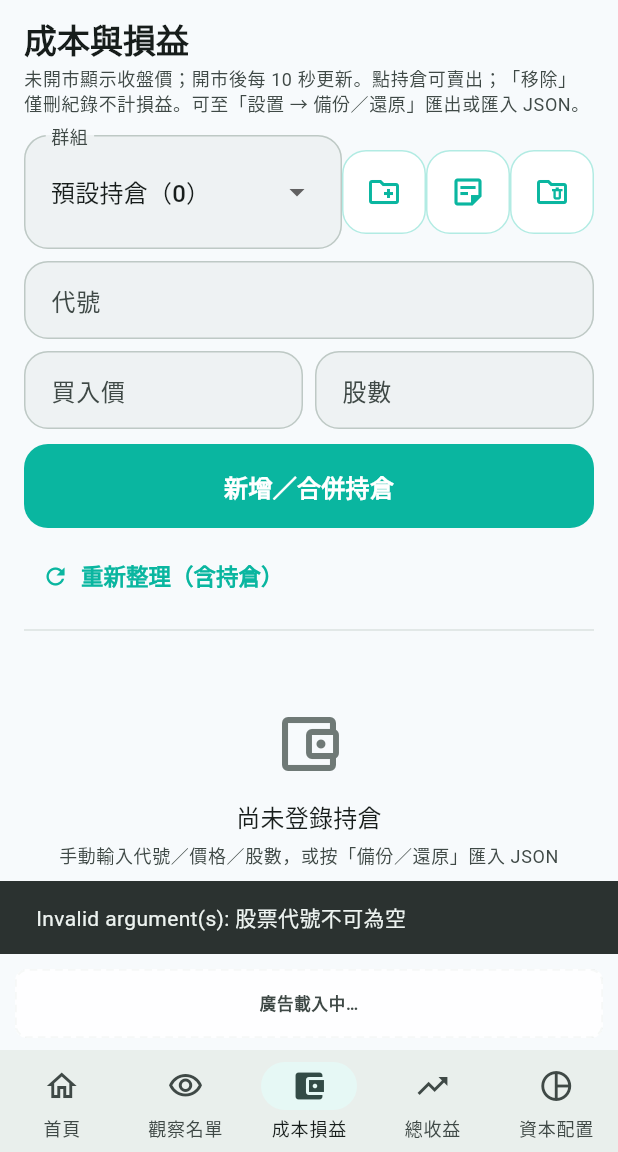
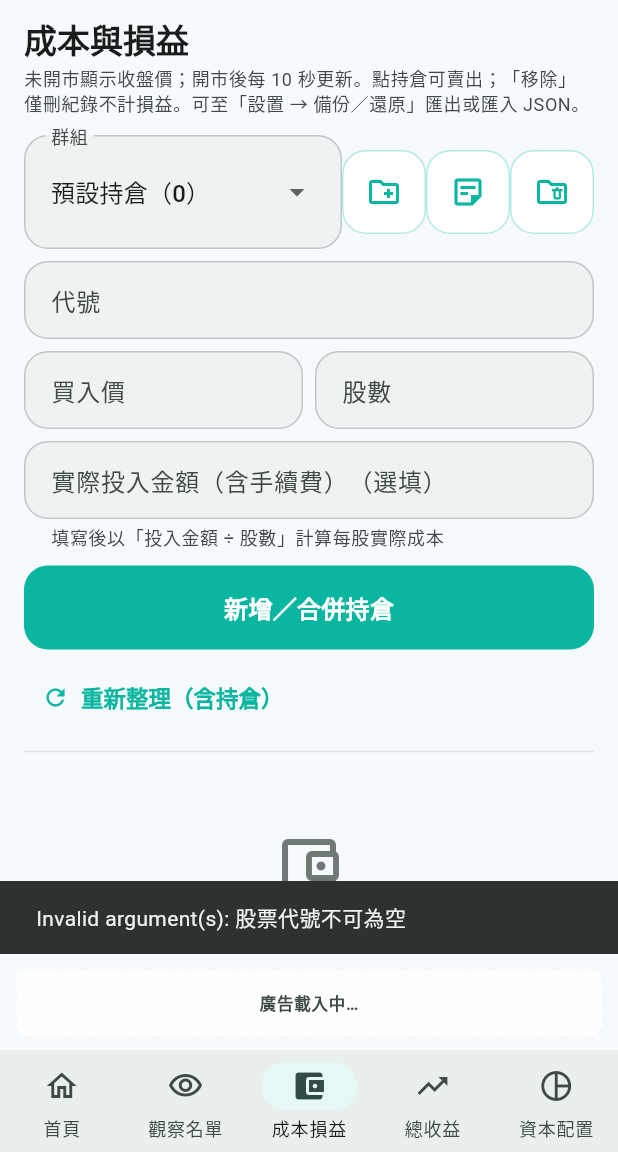
Before and after one commit to chen780614-bot/stock-helper-flutter, a Flutter app: the screen it shows after launch, item 3 of the bottom bar chosen, after a tap on "新增／合併持倉", on a phone screen of 412 x 824 dp, the part 84-1236 px from its top. Run offline on Flutter 3.47's test engine with Material 3 defaults, Android fonts, the phone set to English and light mode, and no system bars; our stand-ins replace file_picker, google_mobile_ads, in_app_purchase, package_info_plus, share_plus, shared_preferences and 1 more; missing offline and left inert: charset_converter; accounts and stored records are empty; network calls fail; statements that could not run were skipped.

Commit message:
Add optional actual invested amount (含手續費) to holdings; show 實際投入 / 每股實際成本 (1.4.5).

```diff
--- a/lib/models/models.dart
+++ b/lib/models/models.dart
@@ -18,7 +18,12 @@ class Holding {
   final double shares;
   final String note;
 
+  /// Actual invested amount (= per-share actual cost × shares).
   double get cost => buyPrice * shares;
+
+  /// Per-share actual cost (alias of [buyPrice], which already stores the
+  /// weighted average including fees when the user entered an invested amount).
+  double get costPerShare => buyPrice;
 
   Map<String, dynamic> toJson() => {
         'id': id,
@@ -212,6 +217,44 @@ Map<int, Map<int, List<IncomeRecord>>> groupIncomesByYearMonth(
 
 double sumIncome(Iterable<IncomeRecord> records) =>
     records.fold(0.0, (a, r) => a + r.amount);
+
+/// Per-share actual cost from an actual invested amount (incl. fees).
+double costPerShareFromInvested(double invested, double shares) {
+  if (shares <= 0) throw ArgumentError('股數必須大於 0');
+  if (invested <= 0) throw ArgumentError('實際投入金額必須大於 0');
+  return invested / shares;
+}
+
+/// Build a purchase lot. If [invested] is given it wins over [buyPrice]:
+/// buyPrice (per-share actual cost) = invested / shares.
+Holding buildPurchaseLot({
+  required String id,
+  required String ticker,
+  required String name,
+  required double shares,
+  double? buyPrice,
+  double? invested,
+  String note = '',
+}) {
+  if (shares <= 0) throw ArgumentError('請輸入有效股數');
+  final double price;
+  if (invested != null) {
+    price = costPerShareFromInvested(invested, shares);
+  } else {
+    if (buyPrice == null || buyPrice <= 0) {
+      throw ArgumentError('請輸入有效買入價');
+    }
+    price = buyPrice;
+  }
+  return Holding(
+    id: id,
+    ticker: ticker,
+    name: name,
+    buyPrice: price,
+    shares: shares,
+    note: note,
+  );
+}
 
 /// Apply a sell to holdings using average-cost; returns updated list + record.
 ({List<Holding> holdings, SellRecord record}) applySell({
--- a/lib/screens/holdings_screen.dart
+++ b/lib/screens/holdings_screen.dart
@@ -48,7 +48,10 @@ class _HoldingsScreenState extends State<HoldingsScreen> {
   int _previewSeq = 0;
   final _priceCtrl = TextEditingController();
   final _sharesCtrl = TextEditingController();
+  final _investedCtrl = TextEditingController();
   final _money = NumberFormat('#,##0.##');
+  /// Per-share actual cost: up to 4 decimals, trailing zeros trimmed.
+  final _unit = NumberFormat('#,##0.####');
   final _pct = NumberFormat('+0.00%;-0.00%');
   Timer? _timer;
 
@@ -203,16 +206,26 @@ class _HoldingsScreenState extends State<HoldingsScreen> {
       final ticker = widget.names.normalizeTickerForMarket(raw);
       final buy = double.tryParse(_priceCtrl.text.trim());
       final shares = double.tryParse(_sharesCtrl.text.trim());
-      if (buy == null || buy <= 0) throw ArgumentError('請輸入有效買入價');
+      final investedText = _investedCtrl.text.trim();
+      final invested =
+          investedText.isEmpty ? null : double.tryParse(investedText);
       if (shares == null || shares <= 0) throw ArgumentError('請輸入有效股數');
+      if (investedText.isNotEmpty) {
+        if (invested == null || invested <= 0) {
+          throw ArgumentError('請輸入有效的實際投入金額（需大於 0），或清空改用買入價');
+        }
+      } else if (buy == null || buy <= 0) {
+        throw ArgumentError('請輸入有效買入價，或填寫實際投入金額');
+      }
       final name = widget.names.resolveName(ticker);
       final existed = g.items.any((e) => e.ticker == ticker);
-      final purchase = Holding(
+      final purchase = buildPurchaseLot(
         id: newEntityId(),
         ticker: ticker,
         name: name,
+        shares: shares,
         buyPrice: buy,
-        shares: shares,
+        invested: invested,
       );
       final nextItems = addOrMergeHolding(g.items, purchase);
       setState(() {
@@ -224,13 +237,14 @@ class _HoldingsScreenState extends State<HoldingsScreen> {
       _tickerCtrl.clear();
       _priceCtrl.clear();
       _sharesCtrl.clear();
+      _investedCtrl.clear();
       final merged = nextItems.firstWhere((e) => e.ticker == ticker);
       if (mounted) {
         ScaffoldMessenger.of(context).showSnackBar(
           SnackBar(
             content: Text(
               existed
-                  ? '已合併 ${formatLabel(merged.name, ticker)}｜均價 ${_money.format(merged.buyPrice)} × ${_money.format(merged.shares)}'
+                  ? '已合併 ${formatLabel(merged.name, ticker)}｜每股實際成本 ${_unit.format(merged.costPerShare)} × ${_money.format(merged.shares)} 股｜實際投入 ${_money.format(merged.cost)}'
                   : '已登錄 ${formatLabel(name, ticker)}',
             ),
           ),
@@ -240,6 +254,32 @@ class _HoldingsScreenState extends State<HoldingsScreen> {
     } catch (e) {
       ScaffoldMessenger.of(context).showSnackBar(SnackBar(content: Text('$e')));
     }
+  }
+
+  /// Live preview for the add form; null when nothing useful to show.
+  String? _costPreviewText() {
+    final shares = double.tryParse(_sharesCtrl.text.trim());
+    final buy = double.tryParse(_priceCtrl.text.trim());
+    final investedText = _investedCtrl.text.trim();
+    if (investedText.isNotEmpty) {
+      final invested = double.tryParse(investedText);
+      if (invested == null || invested <= 0) {
+        return '實際投入金額需為大於 0 的數字';
+      }
+      if (shares == null || shares <= 0) {
+        return '請輸入股數以計算每股實際成本';
+      }
+      final unit = costPerShareFromInvested(invested, shares);
+      final both = buy != null && buy > 0;
+      return '每股實際成本： ${_unit.format(unit)}'
+          '（${_money.format(invested)} ÷ ${_money.format(shares)}）'
+          '${both ? '\n已同時填寫買入價，將以「實際投入金額」為準' : ''}';
+    }
+    if (buy != null && buy > 0 && shares != null && shares > 0) {
+      return '每股成本： ${_unit.format(buy)}｜實際投入： ${_money.format(buy * shares)}'
+          '（買入價 × 股數；可填實際投入金額以含手續費）';
+    }
+    return null;
   }
 
   Future<void> _remove(Holding h) async {
@@ -567,6 +607,7 @@ class _HoldingsScreenState extends State<HoldingsScreen> {
     _previewLookupPending.dispose();
     _priceCtrl.dispose();
     _sharesCtrl.dispose();
+    _investedCtrl.dispose();
     super.dispose();
   }
 
@@ -731,6 +772,47 @@ class _HoldingsScreenState extends State<HoldingsScreen> {
               ),
             ],
           ),
+          const SizedBox(height: 8),
+          TextField(
+            key: const ValueKey('holdings_invested_field'),
+            controller: _investedCtrl,
+            keyboardType:
+                const TextInputType.numberWithOptions(decimal: true),
+            decoration: const InputDecoration(
+              labelText: '實際投入金額（含手續費）（選填）',
+              helperText: '填寫後以「投入金額 ÷ 股數」計算每股實際成本',
+            ),
+          ),
+          AnimatedBuilder(
+            animation:
+                Listenable.merge([_priceCtrl, _sharesCtrl, _investedCtrl]),
+            builder: (context, _) {
+              final msg = _costPreviewText();
+              if (msg == null) return const SizedBox.shrink();
+              return Padding(
+                padding: const EdgeInsets.only(top: 8),
+                child: Material(
+                  color: Theme.of(context).colorScheme.secondaryContainer,
+                  borderRadius: BorderRadius.circular(10),
+                  child: Padding(
+                    padding: const EdgeInsets.symmetric(
+                      horizontal: 12,
+                      vertical: 10,
+                    ),
+                    child: Text(
+                      msg,
+                      style: TextStyle(
+                        fontWeight: FontWeight.w600,
+                        color: Theme.of(context)
+                            .colorScheme
+                            .onSecondaryContainer,
+                      ),
+                    ),
+                  ),
+                ),
+              );
+            },
+          ),
           const SizedBox(height: 10),
           FilledButton(onPressed: _add, child: const Text('新增／合併持倉')),
           const SizedBox(height: 8),
@@ -747,7 +829,7 @@ class _HoldingsScreenState extends State<HoldingsScreen> {
             summaryCard(
               context,
               children: [
-                Text('總成本：${_money.format(totalCost)}',
+                Text('實際投入總額（總成本）：${_money.format(totalCost)}',
                     style: const TextStyle(fontWeight: FontWeight.w600)),
                 Text(hasMv ? '總市值：${_money.format(totalMv)}' : '總市值：—'),
                 Text(
@@ -784,7 +866,7 @@ class _HoldingsScreenState extends State<HoldingsScreen> {
               if (q == null) {
                 line2 = '現價載入中…';
               } else if (!q.ok) {
-                line2 = '無法取得報價｜成本 ${_money.format(h.cost)}';
+                line2 = '無法取得報價｜實際投入 ${_money.format(h.cost)}';
               } else {
                 final mv = q.price * h.shares;
                 final pnl = mv - h.cost;
@@ -808,8 +890,11 @@ class _HoldingsScreenState extends State<HoldingsScreen> {
                       crossAxisAlignment: CrossAxisAlignment.start,
                       children: [
                         Text(
-                          '平均成本 ${_money.format(h.buyPrice)} × ${_money.format(h.shares)} 股｜成本 ${_money.format(h.cost)}',
+                          '實際投入 ${_money.format(h.cost)}｜每股實際成本 ${_unit.format(h.costPerShare)}',
+                          style: const TextStyle(fontWeight: FontWeight.w600),
                         ),
+                        const SizedBox(height: 2),
+                        Text('持有 ${_money.format(h.shares)} 股'),
                         const SizedBox(height: 2),
                         Text(line2,
                             style: TextStyle(
--- a/pubspec.yaml
+++ b/pubspec.yaml
@@ -16,7 +16,7 @@ publish_to: 'none' # Remove this line if you wish to publish to pub.dev
 # https://developer.apple.com/library/archive/documentation/General/Reference/InfoPlistKeyReference/Articles/CoreFoundationKeys.html
 # In Windows, build-name is used as the major, minor, and patch parts
 # of the product and file versions while build-number is used as the build suffix.
-version: 1.4.4+24
+version: 1.4.5+25
 
 environment:
   sdk: ^3.13.3
```
Also changed, not shown: 1 other file.
